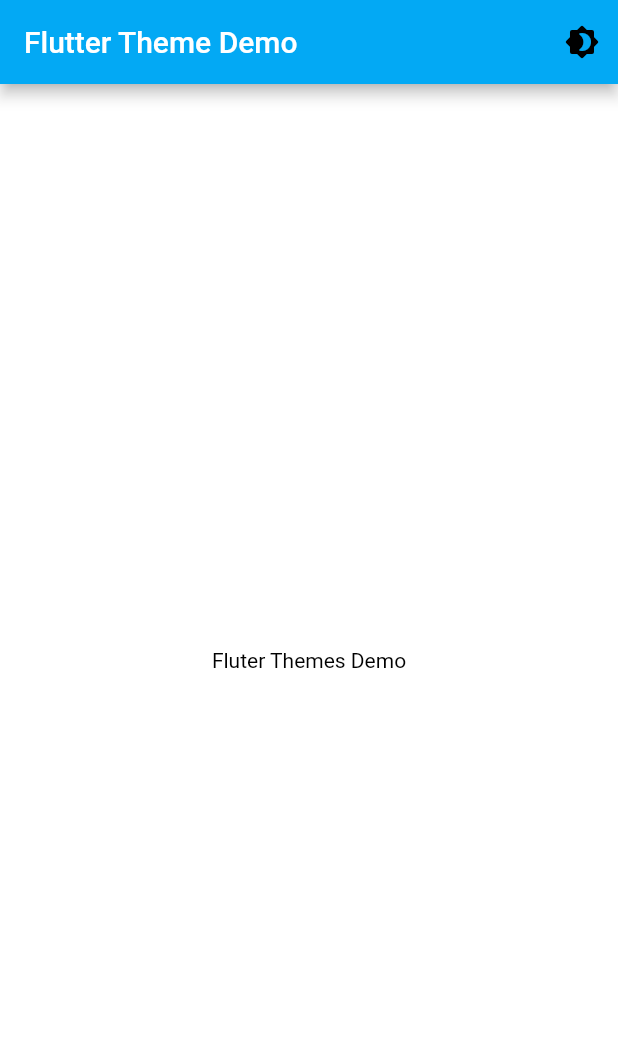
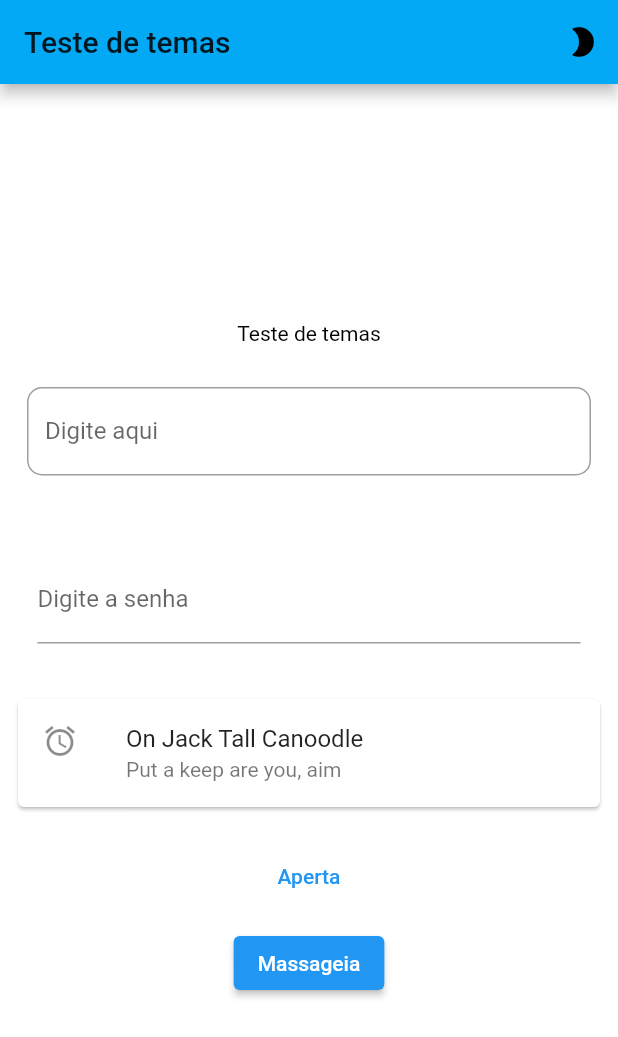
Before and after one commit to dennerstorres/theme_test_flutter, a Flutter app: the screen it shows after launch, on a phone screen of 412 x 824 dp. Shown: the top 1037 px of the screen. Run offline on Flutter 3.47's test engine with Material 2 defaults, Android fonts, the phone set to English and light mode, and no system bars.

Commit message:
adicionado mais alguns widgets

```diff
--- a/lib/main.dart
+++ b/lib/main.dart
@@ -24,8 +24,9 @@ class _MyAppState extends State<MyApp> {
   @override
   Widget build(BuildContext context) {
     return MaterialApp(
-      home: const MyHomePage(title: 'Flutter Theme Demo'),
-      title: 'Flutter Theme Demo',
+      home: const MyHomePage(title: 'Teste de temas'),
+      title: 'Teste de temas',
+      debugShowCheckedModeBanner: false,
       theme: CustomTheme.lightTheme,
       darkTheme: CustomTheme.darkTheme,
       themeMode: currentTheme.currentTheme,
@@ -44,19 +45,17 @@ class MyHomePage extends StatefulWidget {
 class _MyHomePageState extends State<MyHomePage> {
   @override
   Widget build(BuildContext context) {
-    final theme = Theme.of(context);
+    //final theme = Theme.of(context);
 
     return Scaffold(
       appBar: AppBar(
         title: Text(
           widget.title,
-          style: TextStyle(
-            color: theme.accentColor,
-          ),
         ),
         actions: [
           IconButton(
-            icon: const Icon(Icons.brightness_4_rounded),
+            icon:
+                const Icon(Icons.brightness_2_rounded), // brightness_4_rounded
             onPressed: () {
               currentTheme.toggleTheme();
             },
@@ -66,9 +65,63 @@ class _MyHomePageState extends State<MyHomePage> {
       body: Center(
         child: Column(
           mainAxisAlignment: MainAxisAlignment.center,
-          children: const <Widget>[
-            Text(
-              'Fluter Themes Demo',
+          children: <Widget>[
+            const Text(
+              'Teste de temas',
+            ),
+            const SizedBox(
+              height: 10,
+            ),
+            Padding(
+              padding: const EdgeInsets.all(18.0),
+              child: TextFormField(
+                onChanged: (value) {},
+                decoration: const InputDecoration(
+                  labelText: "Digite aqui",
+                  border: OutlineInputBorder(
+                    borderSide: BorderSide(width: 1),
+                    borderRadius: BorderRadius.all(
+                      Radius.circular(10),
+                    ),
+                  ),
+                ),
+              ),
+            ),
+            const SizedBox(
+              height: 10,
+            ),
+            Padding(
+              padding: const EdgeInsets.all(25.0),
+              child: TextFormField(
+                onChanged: (value) {},
+                decoration: const InputDecoration(
+                  labelText: "Digite a senha",
+                ),
+              ),
+            ),
+            const Padding(
+              padding: EdgeInsets.all(8.0),
+              child: Card(
+                child: ListTile(
+                  leading: Icon(Icons.access_alarm),
+                  title: Text("On Jack Tall Canoodle"),
+                  subtitle: Text("Put a keep are you, aim"),
+                ),
+              ),
+            ),
+            const SizedBox(
+              height: 10,
+            ),
+            TextButton(
+              onPressed: () {},
+              child: const Text("Aperta"),
+            ),
+            const SizedBox(
+              height: 10,
+            ),
+            ElevatedButton(
+              onPressed: () {},
+              child: const Text("Massageia"),
             ),
           ],
         ),
```
